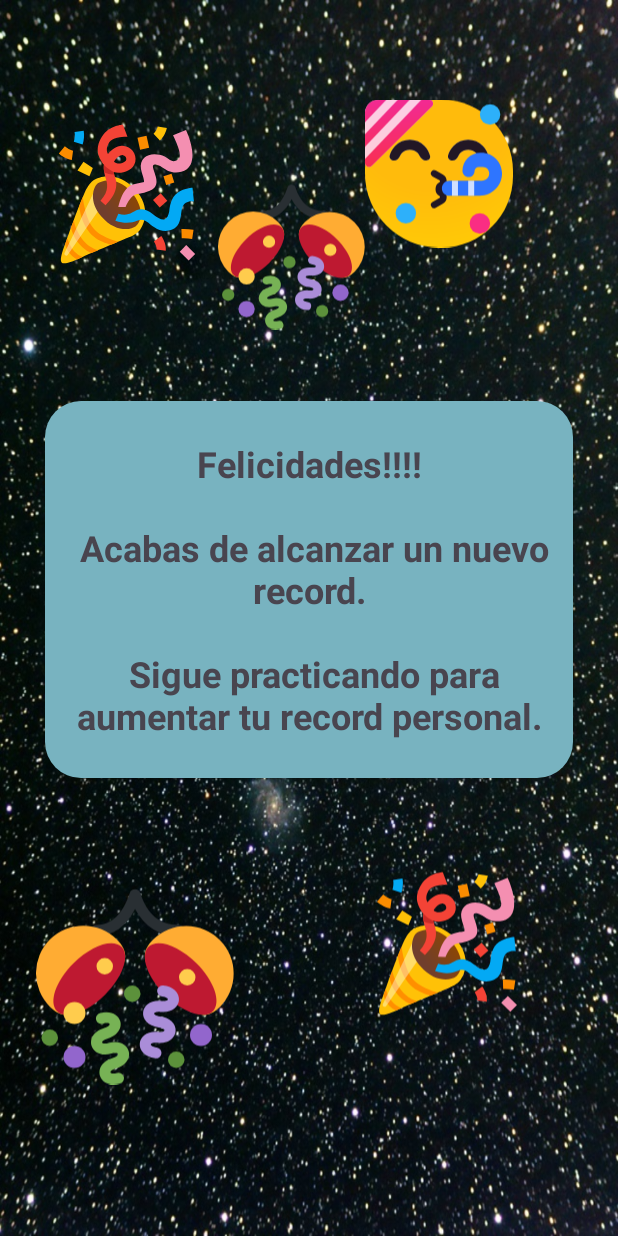
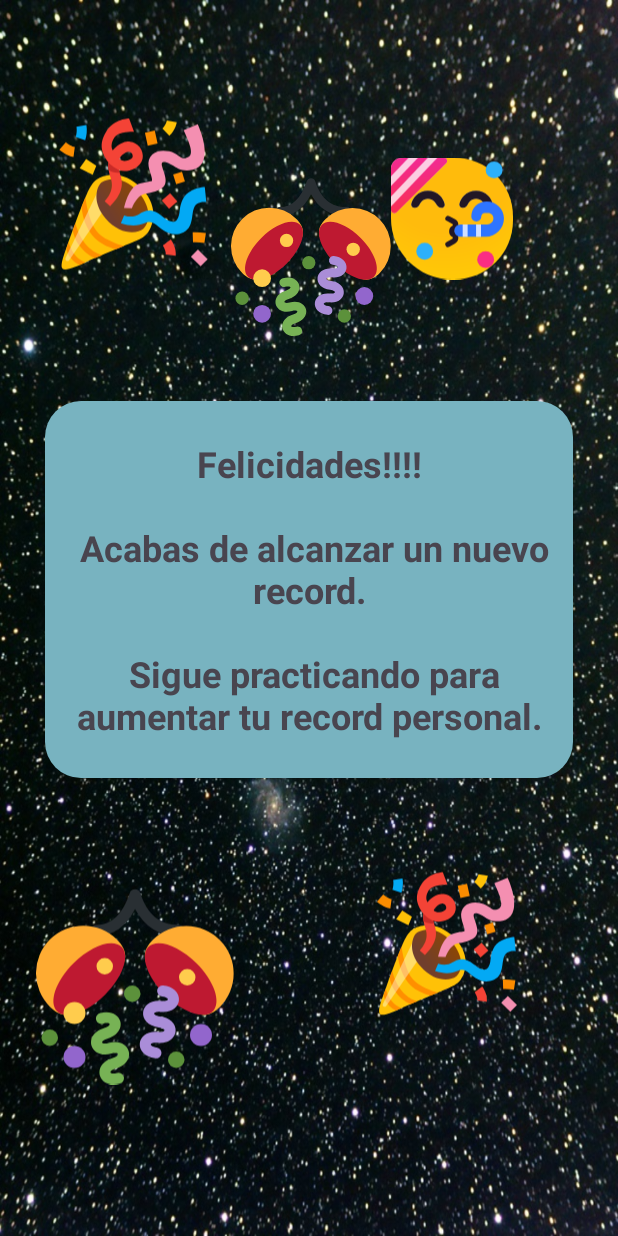
Before and after one commit to emunozce/Planetario, an Android app: the HighScoreActivity screen opened directly, with no data from a screen before it, on a phone screen of 412 x 824 dp. Run offline under Robolectric (Android 15) with nearby library versions, the phone set to English and light mode, and no system bars.

Commit message:
Modificacion de nombres de algunas clases.

```diff
--- a/app/src/main/AndroidManifest.xml
+++ b/app/src/main/AndroidManifest.xml
@@ -29,7 +29,7 @@
         <activity android:name=".PlanetasActivity"></activity>
         <activity android:name=".GalaxiasActivity"></activity>
         <activity android:name=".DetailActivity"></activity>
-        <activity android:name=".HighScore"></activity>
+        <activity android:name=".HighScoreActivity"></activity>
     </application>
 
 </manifest>
--- a/app/src/main/java/com/emc/planetario/GalaxiasActivity.java
+++ b/app/src/main/java/com/emc/planetario/GalaxiasActivity.java
@@ -9,6 +9,7 @@ import androidx.appcompat.app.AppCompatActivity;
 
 public class GalaxiasActivity extends AppCompatActivity {
     private ImageView regreso;
+
     @Override
     protected void onCreate(Bundle savedInstanceState) {
         super.onCreate(savedInstanceState);
--- a/app/src/main/java/com/emc/planetario/HighScore.java
+++ b/app/src/main/java/com/emc/planetario/HighScoreActivity.java
@@ -5,7 +5,7 @@ import android.os.Bundle;
 import androidx.annotation.Nullable;
 import androidx.appcompat.app.AppCompatActivity;
 
-public class HighScore extends AppCompatActivity {
+public class HighScoreActivity extends AppCompatActivity {
     @Override
     public void onCreate(@Nullable Bundle savedInstanceState) {
         super.onCreate(savedInstanceState);
--- a/app/src/main/java/com/emc/planetario/MainActivity.java
+++ b/app/src/main/java/com/emc/planetario/MainActivity.java
@@ -48,6 +48,7 @@ public class MainActivity extends AppCompatActivity implements SensorEventListen
             }
         }
     }
+
     private void startMusic() {
         if (mediaPlayer == null) {
             mediaPlayer = MediaPlayer.create(this, R.raw.musica);
@@ -85,7 +86,8 @@ public class MainActivity extends AppCompatActivity implements SensorEventListen
     }
 
     @Override
-    public void onAccuracyChanged(Sensor sensor, int accuracy) {}
+    public void onAccuracyChanged(Sensor sensor, int accuracy) {
+    }
 
     @Override
     public void onSensorChanged(SensorEvent event) {
--- a/app/src/main/java/com/emc/planetario/PreguntasActivity.java
+++ b/app/src/main/java/com/emc/planetario/PreguntasActivity.java
@@ -92,13 +92,13 @@ public class PreguntasActivity extends AppCompatActivity {
             if (incorrectAnswerCount == MAX_INCORRECT_COUNT) {
                 if (isFirstTime()) {
                     savePuntaje(puntaje);
-                    if(puntaje >= highscore) {
+                    if (puntaje >= highscore) {
                         savePuntaje(puntaje);
                         goToHighScorePage();
                     }
                 } else {
                     highscore = loadPuntajeFromFile();
-                    if(puntaje > highscore) {
+                    if (puntaje > highscore) {
                         savePuntaje(puntaje);
                         goToHighScorePage();
                     } else {
@@ -110,7 +110,7 @@ public class PreguntasActivity extends AppCompatActivity {
     }
 
     private void goToHighScorePage() {
-        Intent intent = new Intent(this, HighScore.class);
+        Intent intent = new Intent(this, HighScoreActivity.class);
         startActivity(intent);
         finish(); // Esto cierra la actividad actual
     }
--- a/app/src/main/res/layout/high_score.xml
+++ b/app/src/main/res/layout/high_score.xml
@@ -5,7 +5,7 @@
     android:layout_width="match_parent"
     android:layout_height="match_parent"
     android:background="@drawable/estrellas"
-    tools:context=".HighScore">
+    tools:context=".HighScoreActivity">
 
 
     <TextView
@@ -80,8 +80,8 @@
 
     <ImageView
         android:id="@+id/imageView8"
-        android:layout_width="0dp"
-        android:layout_height="107dp"
+        android:layout_width="81dp"
+        android:layout_height="82dp"
         android:layout_marginTop="45dp"
         android:layout_marginEnd="70dp"
         android:layout_marginBottom="49dp"
@@ -89,6 +89,7 @@
         app:layout_constraintEnd_toEndOf="parent"
         app:layout_constraintStart_toEndOf="@+id/imageView11"
         app:layout_constraintTop_toTopOf="parent"
+        app:layout_constraintVertical_bias="1.0"
         app:srcCompat="@drawable/partying_face" />
 
 </androidx.constraintlayout.widget.ConstraintLayout>
```
Also changed, not shown: app/src/main/java/com/emc/planetario/Question.java (+8 -4 lines).
